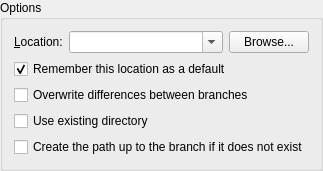
Above: ui/push.ui from breezy-team/qbrz before the change. Below: the same form after it.
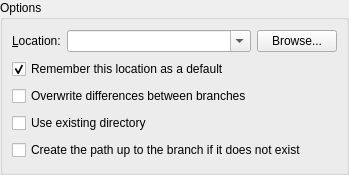
That is the form after the change.

Commit message: Fix the layout of qpush

```diff
--- a/ui/push.ui
+++ b/ui/push.ui
@@ -1,14 +1,20 @@
 <ui version="4.0" >
  <class>PushForm</class>
- <widget class="QGroupBox" name="PushForm" >
+ <widget class="QWidget" name="PushForm" >
   <property name="geometry" >
    <rect>
     <x>0</x>
     <y>0</y>
-    <width>294</width>
-    <height>153</height>
+    <width>349</width>
+    <height>175</height>
    </rect>
   </property>
+  <layout class="QVBoxLayout" name="verticalLayout" >
+   <property name="margin" >
+    <number>0</number>
+   </property>
+   <item>
+    <widget class="QGroupBox" name="groupBox" >
   <property name="title" >
    <string>Options</string>
   </property>
@@ -75,6 +81,9 @@
      <property name="text" >
       <string>Create the path up to the branch if it does not exist</string>
      </property>
+       </widget>
+      </item>
+     </layout>
     </widget>
    </item>
   </layout>
```
Lines whose indentation alone changed are shown as unchanged. The commit also changes 2 other files.
